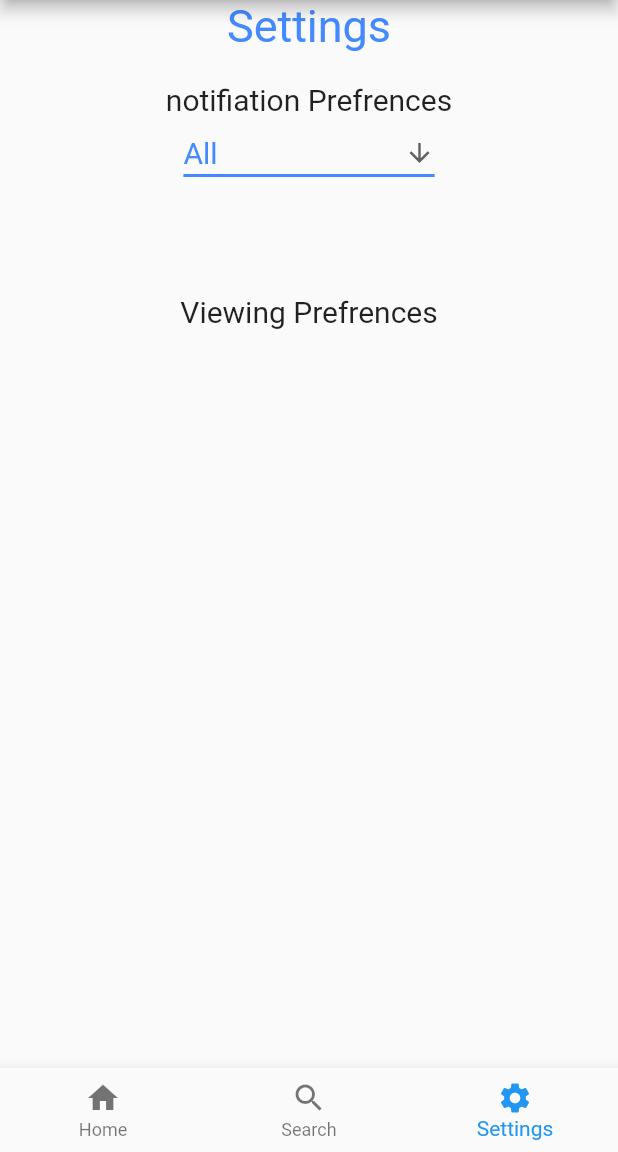
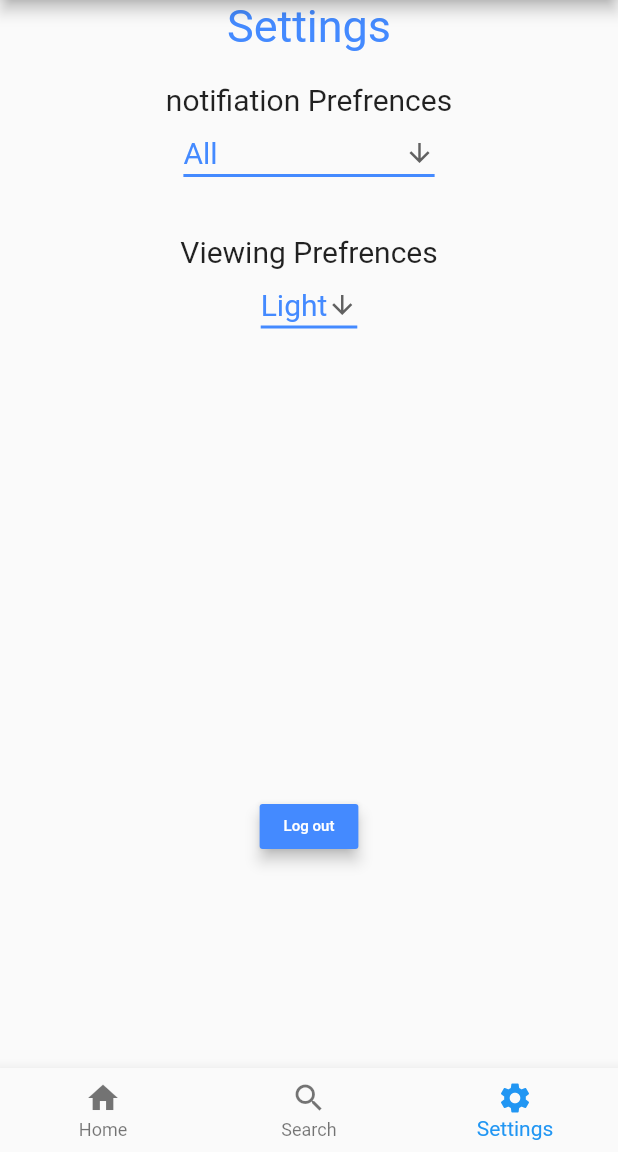
Before and after one commit to mateoavila/QuickStat, a Flutter app: the MyUserPage screen opened directly, item 3 of the bottom bar chosen, on a phone screen of 412 x 824 dp, the part 84-1236 px from its top. Run offline on Flutter 3.47's test engine with Material 2 defaults, Android fonts, the phone set to English and light mode, and no system bars.

Commit message:
dropdown added in settings

```diff
--- a/lib/settings_screen.dart
+++ b/lib/settings_screen.dart
@@ -14,7 +14,8 @@ class SettingsScreen extends State<MySettingsPage> {
 
   @override
   Widget build(BuildContext context) {
-    String dropdownValue = 'All';
+    String NotificationDropdown = 'All';
+    String ViewingDropdown = 'Light';
     return  Center(
       child: Column(
         crossAxisAlignment: CrossAxisAlignment.center,
@@ -29,7 +30,7 @@ class SettingsScreen extends State<MySettingsPage> {
               style: TextStyle(fontSize: 20,)
           ),
           DropdownButton<String>(
-            value: dropdownValue,
+            value: NotificationDropdown,
             icon: const Icon(Icons.arrow_downward),
             iconSize: 20,
             elevation: 16,
@@ -40,7 +41,7 @@ class SettingsScreen extends State<MySettingsPage> {
             ),
             onChanged: (String? newValue) {
               setState(() {
-                dropdownValue = newValue!;
+                NotificationDropdown = newValue!;
               });
             },
             items: <String>['All',
@@ -54,12 +55,50 @@ class SettingsScreen extends State<MySettingsPage> {
               );
             }).toList(),
           ),
-          SizedBox(height: 70.0,),
+          SizedBox(height: 30.0,),
           Text('Viewing Prefrences',
               style: TextStyle(fontSize: 20,)
           ),
-
-        ],),
+          DropdownButton<String>(
+            value: ViewingDropdown,
+            icon: const Icon(Icons.arrow_downward),
+            iconSize: 20,
+            elevation: 16,
+            style: const TextStyle(color: Colors.blueAccent),
+            underline: Container(
+              height: 2,
+              color: Colors.blueAccent,
+            ),
+            onChanged: (String? newValue) {
+              setState(() {
+                ViewingDropdown = newValue!;
+              });
+            },
+            items: <String>['Light',
+              'Dark',]
+                .map<DropdownMenuItem<String>>((String value) {
+              return DropdownMenuItem<String>(
+                value: value,
+                child: Text(value, style: TextStyle(fontSize: 20,)),
+              );
+            }).toList(),
+          ),
+          SizedBox(height: 300.0,),
+          ButtonTheme(
+            height: 30,
+            minWidth: 20,
+            disabledColor: Colors.blueAccent,
+            child: const RaisedButton(
+                disabledElevation: 4.0,
+                onPressed: null,
+                // do things here to check in firebase
+                child: Text(
+                  'Log out',
+                  style: TextStyle(fontSize: 10, color: Colors.white),
+                )),
+          ),
+        ],
+      ),
     );
   }
 }
--- a/lib/user_view.dart
+++ b/lib/user_view.dart
@@ -17,7 +17,7 @@ class MyUserPage extends StatefulWidget {
 class _MyUserPageState extends State<MyUserPage> {
   int _selectedIndex = 0;
 
-  List<Widget> _widgetOptions = <Widget>[
+  final List<Widget> _widgetOptions = <Widget>[
     //the HOME screen index 0
     MyHomePage(title: 'home'),
     //the SEARCH Screen index 1
```
